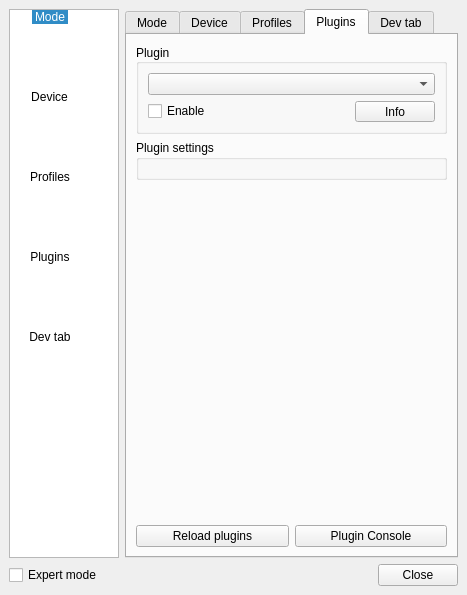
First picture: the form in Software/src/SettingsWindow.ui, repository Atarity/Lightpack, before the edit.
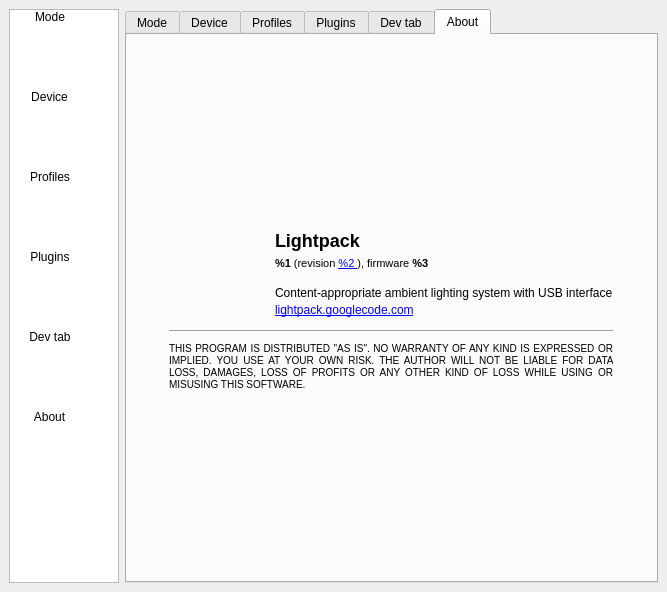
Second picture: the form after the edit. The open tabs and pages were chosen to show the change. Icons and pictures are not drawn. Custom widgets are drawn as their Qt base class.

Commit message: add last changes remove about dialog

Diff of the .ui file:
```diff
--- a/Software/src/SettingsWindow.ui
+++ b/Software/src/SettingsWindow.ui
@@ -7,8 +7,8 @@
    <rect>
     <x>0</x>
     <y>0</y>
-    <width>436</width>
-    <height>548</height>
+    <width>667</width>
+    <height>587</height>
    </rect>
   </property>
   <property name="windowTitle">
@@ -29,6 +29,112 @@
   </property>
   <widget class="QWidget" name="centralwidget">
    <layout class="QGridLayout" name="gridLayout_8">
+    <item row="1" column="0">
+     <widget class="QListWidget" name="listWidget">
+      <property name="minimumSize">
+       <size>
+        <width>110</width>
+        <height>0</height>
+       </size>
+      </property>
+      <property name="maximumSize">
+       <size>
+        <width>110</width>
+        <height>16777215</height>
+       </size>
+      </property>
+      <property name="iconSize">
+       <size>
+        <width>64</width>
+        <height>64</height>
+       </size>
+      </property>
+      <property name="textElideMode">
+       <enum>Qt::ElideLeft</enum>
+      </property>
+      <property name="movement">
+       <enum>QListView::Static</enum>
+      </property>
+      <property name="flow">
+       <enum>QListView::LeftToRight</enum>
+      </property>
+      <property name="isWrapping" stdset="0">
+       <bool>true</bool>
+      </property>
+      <property name="spacing">
+       <number>12</number>
+      </property>
+      <property name="gridSize">
+       <size>
+        <width>80</width>
+        <height>80</height>
+       </size>
+      </property>
+      <property name="viewMode">
+       <enum>QListView::IconMode</enum>
+      </property>
+      <property name="currentRow">
+       <number>-1</number>
+      </property>
+      <property name="sortingEnabled">
+       <bool>false</bool>
+      </property>
+      <item>
+       <property name="text">
+        <string>Mode</string>
+       </property>
+       <property name="icon">
+        <iconset resource="../res/LightpackResources.qrc">
+         <normaloff>:/icons/Lightpack.png</normaloff>:/icons/Lightpack.png</iconset>
+       </property>
+      </item>
+      <item>
+       <property name="text">
+        <string>Device</string>
+       </property>
+       <property name="icon">
+        <iconset resource="../res/LightpackResources.qrc">
+         <normaloff>:/icons/on.png</normaloff>:/icons/on.png</iconset>
+       </property>
+      </item>
+      <item>
+       <property name="text">
+        <string>Profiles</string>
+       </property>
+       <property name="icon">
+        <iconset resource="../res/LightpackResources.qrc">
+         <normaloff>:/icons/profiles.png</normaloff>:/icons/profiles.png</iconset>
+       </property>
+      </item>
+      <item>
+       <property name="text">
+        <string>Plugins</string>
+       </property>
+       <property name="icon">
+        <iconset resource="../res/LightpackResources.qrc">
+         <normaloff>:/icons/settings.png</normaloff>:/icons/settings.png</iconset>
+       </property>
+      </item>
+      <item>
+       <property name="text">
+        <string>Dev tab</string>
+       </property>
+       <property name="icon">
+        <iconset resource="../res/LightpackResources.qrc">
+         <normaloff>:/icons/lock.png</normaloff>:/icons/lock.png</iconset>
+       </property>
+      </item>
+      <item>
+       <property name="text">
+        <string>About</string>
+       </property>
+       <property name="icon">
+        <iconset resource="../res/LightpackResources.qrc">
+         <normaloff>:/icons/about.png</normaloff>:/icons/about.png</iconset>
+       </property>
+      </item>
+     </widget>
+    </item>
     <item row="1" column="1">
      <widget class="QTabWidget" name="tabWidget">
       <property name="sizePolicy">
@@ -44,7 +150,7 @@
        <enum>QTabWidget::Rounded</enum>
       </property>
       <property name="currentIndex">
-       <number>2</number>
+       <number>3</number>
       </property>
       <widget class="QWidget" name="tabSoftwareOptions">
        <property name="enabled">
@@ -145,7 +251,7 @@
         <item row="2" column="0">
          <widget class="QStackedWidget" name="stackedWidget_LightpackModes">
           <property name="currentIndex">
-           <number>0</number>
+           <number>1</number>
           </property>
           <widget class="QWidget" name="page">
            <layout class="QVBoxLayout" name="verticalLayout_12">
@@ -1231,6 +1337,19 @@
           </layout>
          </widget>
         </item>
+        <item>
+         <widget class="QCheckBox" name="checkBox_ExpertModeEnabled">
+          <property name="sizePolicy">
+           <sizepolicy hsizetype="Fixed" vsizetype="Fixed">
+            <horstretch>0</horstretch>
+            <verstretch>0</verstretch>
+           </sizepolicy>
+          </property>
+          <property name="text">
+           <string>Expert mode</string>
+          </property>
+         </widget>
+        </item>
         <item>
          <spacer name="verticalSpacer_3">
           <property name="orientation">
@@ -1247,14 +1366,20 @@
        </layout>
       </widget>
       <widget class="QWidget" name="tabPlugins">
+       <property name="sizePolicy">
+        <sizepolicy hsizetype="Expanding" vsizetype="Expanding">
+         <horstretch>0</horstretch>
+         <verstretch>0</verstretch>
+        </sizepolicy>
+       </property>
        <attribute name="title">
         <string>Plugins</string>
        </attribute>
        <layout class="QVBoxLayout" name="verticalLayout_14">
         <item>
-         <widget class="QGroupBox" name="groupBox_2">
+         <widget class="QListWidget" name="list_Plugins">
           <property name="sizePolicy">
-           <sizepolicy hsizetype="Preferred" vsizetype="Preferred">
+           <sizepolicy hsizetype="Expanding" vsizetype="MinimumExpanding">
             <horstretch>0</horstretch>
             <verstretch>0</verstretch>
            </sizepolicy>
@@ -1262,97 +1387,63 @@
           <property name="minimumSize">
            <size>
             <width>0</width>
-            <height>0</height>
+            <height>50</height>
            </size>
           </property>
-          <property name="maximumSize">
-           <size>
-            <width>1000</width>
-            <height>90</height>
-           </size>
+          <property name="layoutDirection">
+           <enum>Qt::LeftToRight</enum>
           </property>
-          <property name="title">
-           <string>Plugin</string>
+          <property name="showDropIndicator" stdset="0">
+           <bool>false</bool>
           </property>
-          <property name="alignment">
-           <set>Qt::AlignLeading|Qt::AlignLeft|Qt::AlignVCenter</set>
-          </property>
-          <property name="flat">
+          <property name="dragEnabled">
            <bool>false</bool>
           </property>
-          <layout class="QVBoxLayout" name="verticalLayout_11">
-           <item>
-            <widget class="QComboBox" name="cbPlugins">
-             <property name="sizePolicy">
-              <sizepolicy hsizetype="Preferred" vsizetype="Preferred">
-               <horstretch>0</horstretch>
-               <verstretch>0</verstretch>
-              </sizepolicy>
-             </property>
-            </widget>
-           </item>
-           <item>
-            <layout class="QHBoxLayout" name="horizontalLayout_8">
-             <item>
-              <widget class="QCheckBox" name="checkBox_PluginEnabled">
-               <property name="text">
-                <string>Enable</string>
-               </property>
-              </widget>
-             </item>
-             <item>
-              <spacer name="horizontalSpacer">
-               <property name="orientation">
-                <enum>Qt::Horizontal</enum>
-               </property>
-               <property name="sizeHint" stdset="0">
-                <size>
-                 <width>40</width>
-                 <height>20</height>
-                </size>
-               </property>
-              </spacer>
-             </item>
-             <item>
-              <widget class="QPushButton" name="pushButton_PluginInfo">
-               <property name="text">
-                <string>Info</string>
-               </property>
-              </widget>
-             </item>
-            </layout>
-           </item>
-          </layout>
-         </widget>
-        </item>
-        <item>
-         <widget class="QGroupBox" name="gbSettingBox">
-          <property name="minimumSize">
-           <size>
-            <width>0</width>
-            <height>40</height>
-           </size>
+          <property name="dragDropMode">
+           <enum>QAbstractItemView::NoDragDrop</enum>
           </property>
-          <property name="title">
-           <string>Plugin settings</string>
+          <property name="defaultDropAction">
+           <enum>Qt::IgnoreAction</enum>
           </property>
          </widget>
         </item>
-        <item>
-         <spacer name="verticalSpacer_8">
-          <property name="orientation">
-           <enum>Qt::Vertical</enum>
-          </property>
-          <property name="sizeHint" stdset="0">
-           <size>
-            <width>20</width>
-            <height>40</height>
-           </size>
-          </property>
-         </spacer>
-        </item>
         <item>
          <layout class="QHBoxLayout" name="horizontalLayout_9">
+          <item>
+           <widget class="QPushButton" name="pushButton_UpPriority">
+            <property name="text">
+             <string/>
+            </property>
+            <property name="icon">
+             <iconset resource="../res/LightpackResources.qrc">
+              <normaloff>:/icons/arrow_up.png</normaloff>:/icons/arrow_up.png</iconset>
+            </property>
+           </widget>
+          </item>
+          <item>
+           <widget class="QPushButton" name="pushButton_DownPriority">
+            <property name="text">
+             <string/>
+            </property>
+            <property name="icon">
+             <iconset resource="../res/LightpackResources.qrc">
+              <normaloff>:/icons/arrow_down.png</normaloff>:/icons/arrow_down.png</iconset>
+            </property>
+           </widget>
+          </item>
+          <item>
+           <spacer name="horizontalSpacer_3">
+            <property name="orientation">
+             <enum>Qt::Horizontal</enum>
+            </property>
+            <property name="sizeHint" stdset="0">
+             <size>
+              <width>40</width>
+              <height>20</height>
+             </size>
+            </property>
+           </spacer>
+          </item>
           <item>
            <widget class="QPushButton" name="pushButton">
             <property name="text">
@@ -1369,6 +1460,104 @@
           </item>
          </layout>
         </item>
+        <item>
+         <widget class="QTabWidget" name="tabPlugin">
+          <property name="currentIndex">
+           <number>1</number>
+          </property>
+          <widget class="QWidget" name="tabSettingsPlugin">
+           <attribute name="title">
+            <string>Plugin settings</string>
+           </attribute>
+           <layout class="QVBoxLayout" name="verticalLayout_2"/>
+          </widget>
+          <widget class="QWidget" name="tabInfoPlugin">
+           <attribute name="title">
+            <string>Info</string>
+           </attribute>
+           <layout class="QGridLayout" name="gridLayout_9">
+            <item row="2" column="0">
+             <widget class="QLabel" name="labePluginVersion">
+              <property name="text">
+               <string>Version:</string>
+              </property>
+              <property name="alignment">
+               <set>Qt::AlignRight|Qt::AlignTop|Qt::AlignTrailing</set>
+              </property>
+             </widget>
+            </item>
+            <item row="0" column="0">
+             <widget class="QLabel" name="labelPluginName">
+              <property name="text">
+               <string>Name:</string>
+              </property>
+              <property name="alignment">
+               <set>Qt::AlignRight|Qt::AlignTop|Qt::AlignTrailing</set>
+              </property>
+             </widget>
+            </item>
+            <item row="0" column="1">
+             <widget class="QLabel" name="label_PluginName">
+              <property name="text">
+               <string>TextLabel</string>
+              </property>
+             </widget>
+            </item>
+            <item row="1" column="1">
+             <widget class="QLabel" name="label_PluginAuthor">
+              <property name="text">
+               <string>TextLabel</string>
+              </property>
+             </widget>
+            </item>
+            <item row="2" column="1">
+             <widget class="QLabel" name="label_PluginVersion">
+              <property name="text">
+               <string>TextLabel</string>
+              </property>
+             </widget>
+            </item>
+            <item row="3" column="0">
+             <widget class="QLabel" name="labelPluginDecription">
+              <property name="text">
+               <string>Description:</string>
+              </property>
+              <property name="alignment">
+               <set>Qt::AlignRight|Qt::AlignTop|Qt::AlignTrailing</set>
+              </property>
+             </widget>
+            </item>
+            <item row="3" column="1">
+             <widget class="QTextBrowser" name="tb_PluginDescription">
+              <property name="sizePolicy">
+               <sizepolicy hsizetype="MinimumExpanding" vsizetype="MinimumExpanding">
+                <horstretch>0</horstretch>
+                <verstretch>0</verstretch>
+               </sizepolicy>
+              </property>
+             </widget>
+            </item>
+            <item row="1" column="0">
+             <widget class="QLabel" name="labelPluginAuthor">
+              <property name="text">
+               <string>Author:</string>
+              </property>
+              <property name="alignment">
+               <set>Qt::AlignRight|Qt::AlignTop|Qt::AlignTrailing</set>
+              </property>
+             </widget>
+            </item>
+            <item row="0" column="2" rowspan="3">
+             <widget class="QLabel" name="label_PluginIcon">
+              <property name="text">
+               <string>TextLabel</string>
+              </property>
+             </widget>
+            </item>
+           </layout>
+          </widget>
+         </widget>
+        </item>
        </layout>
       </widget>
       <widget class="QWidget" name="tabDevTab">
@@ -1644,145 +1833,340 @@
         </item>
        </layout>
       </widget>
+      <widget class="QWidget" name="tabAbout">
+       <attribute name="title">
+        <string>About</string>
+       </attribute>
+       <layout class="QGridLayout" name="gridLayout_10">
+        <item row="1" column="1">
+         <widget class="QWidget" name="widget" native="true">
+          <layout class="QGridLayout" name="gridLayout_11">
+           <item row="0" column="0">
+            <layout class="QHBoxLayout" name="horizontalLayout_10">
+             <item>
+              <layout class="QVBoxLayout" name="verticalLayout_11">
+               <item>
+                <spacer name="verticalSpacer_8">
+                 <property name="orientation">
+                  <enum>Qt::Vertical</enum>
+                 </property>
+                 <property name="sizeType">
+                  <enum>QSizePolicy::MinimumExpanding</enum>
+                 </property>
+                 <property name="sizeHint" stdset="0">
+                  <size>
+                   <width>20</width>
+                   <height>0</height>
+                  </size>
+                 </property>
+                </spacer>
+               </item>
+               <item>
+                <widget class="QLabel" name="label">
+                 <property name="minimumSize">
+                  <size>
+                   <width>100</width>
+                   <height>0</height>
+                  </size>
+                 </property>
+                 <property name="maximumSize">
+                  <size>
+                   <width>150</width>
+                   <height>150</height>
+                  </size>
+                 </property>
+                 <property name="text">
+                  <string/>
+                 </property>
+                 <property name="pixmap">
+                  <pixmap resource="../res/LightpackResources.qrc">:/icons/Lightpack.png</pixmap>
+                 </property>
+                 <property name="scaledContents">
+                  <bool>false</bool>
+                 </property>
+                 <property name="alignment">
+                  <set>Qt::AlignHCenter|Qt::AlignTop</set>
+                 </property>
+                </widget>
+               </item>
+               <item>
+                <spacer name="verticalSpacer_9">
+                 <property name="orientation">
+                  <enum>Qt::Vertical</enum>
+                 </property>
+                 <property name="sizeType">
+                  <enum>QSizePolicy::MinimumExpanding</enum>
+                 </property>
+                 <property name="sizeHint" stdset="0">
+                  <size>
+                   <width>20</width>
+                   <height>0</height>
+                  </size>
+                 </property>
+                </spacer>
+               </item>
+              </layout>
+             </item>
+             <item>
+              <layout class="QVBoxLayout" name="verticalLayout_15">
+               <property name="spacing">
+                <number>0</number>
+               </property>
+               <item>
+                <widget class="QLabel" name="label_2">
+                 <property name="minimumSize">
+                  <size>
+                   <width>0</width>
+                   <height>30</height>
+                  </size>
+                 </property>
+                 <property name="maximumSize">
+                  <size>
+                   <width>16777215</width>
+                   <height>30</height>
+                  </size>
+                 </property>
+                 <property name="text">
+                  <string>&lt;h2&gt;Lightpack&lt;/h2&gt;</string>
+                 </property>
+                 <property name="margin">
+                  <number>0</number>
+                 </property>
+                 <property name="textInteractionFlags">
+                  <set>Qt::LinksAccessibleByMouse|Qt::TextSelectableByMouse</set>
+                 </property>
+                </widget>
+               </item>
+               <item>
+                <widget class="QLabel" name="labelVersions">
+                 <property name="minimumSize">
+                  <size>
+                   <width>0</width>
+                   <height>15</height>
+                  </size>
+                 </property>
+                 <property name="maximumSize">
+                  <size>
+                   <width>16777215</width>
+                   <height>20</height>
+                  </size>
+                 </property>
+                 <property name="text">
+                  <string>&lt;!DOCTYPE HTML PUBLIC &quot;-//W3C//DTD HTML 4.0//EN&quot; &quot;http://www.w3.org/TR/REC-html40/strict.dtd&quot;&gt;
+&lt;html&gt;&lt;head&gt;&lt;meta name=&quot;qrichtext&quot; content=&quot;1&quot; /&gt;&lt;style type=&quot;text/css&quot;&gt;
+p, li { white-space: pre-wrap; }
+&lt;/style&gt;&lt;/head&gt;&lt;body style=&quot; font-family:'MS Shell Dlg 2'; font-size:8.25pt; font-weight:400; font-style:normal;&quot;&gt;
+&lt;p style=&quot; margin-top:0px; margin-bottom:0px; margin-left:0px; margin-right:0px; -qt-block-indent:0; text-indent:0px;&quot;&gt;&lt;span style=&quot; font-size:8pt; font-weight:600;&quot;&gt;%1&lt;/span&gt;&lt;span style=&quot; font-size:8pt;&quot;&gt; (revision &lt;/span&gt;&lt;a href=&quot;http://code.google.com/p/lightpack/source/detail?r=%2&quot;&gt;&lt;span style=&quot; font-size:8pt; text-decoration: underline; color:#0000ff;&quot;&gt;%2 &lt;/span&gt;&lt;/a&gt;&lt;span style=&quot; font-size:8pt;&quot;&gt;), firmware &lt;b&gt;%3&lt;/b&gt;&lt;/span&gt;&lt;/p&gt;&lt;/body&gt;&lt;/html&gt;</string>
+                 </property>
+                 <property name="scaledContents">
+                  <bool>true</bool>
+                 </property>
+                 <property name="margin">
+                  <number>0</number>
+                 </property>
+                 <property name="indent">
+                  <number>-1</number>
+                 </property>
+                 <property name="openExternalLinks">
+                  <bool>true</bool>
+                 </property>
+                 <property name="textInteractionFlags">
+                  <set>Qt::LinksAccessibleByMouse|Qt::TextSelectableByMouse</set>
+                 </property>
+                </widget>
+               </item>
+               <item>
+                <spacer name="verticalSpacer_10">
+                 <property name="orientation">
+                  <enum>Qt::Vertical</enum>
+                 </property>
+                 <property name="sizeType">
+                  <enum>QSizePolicy::Maximum</enum>
+                 </property>
+                 <property name="sizeHint" stdset="0">
+                  <size>
+                   <width>20</width>
+                   <height>15</height>
+                  </size>
+                 </property>
+                </spacer>
+               </item>
+               <item>
+                <widget class="QLabel" name="label_3">
+                 <property name="minimumSize">
+                  <size>
+                   <width>0</width>
+                   <height>0</height>
+                  </size>
+                 </property>
+                 <property name="maximumSize">
+                  <size>
+                   <width>16777215</width>
+                   <height>20</height>
+                  </size>
+                 </property>
+                 <property name="text">
+                  <string>Content-appropriate ambient lighting system with USB interface</string>
+                 </property>
+                 <property name="wordWrap">
+                  <bool>false</bool>
+                 </property>
+                 <property name="textInteractionFlags">
+                  <set>Qt::LinksAccessibleByMouse|Qt::TextSelectableByMouse</set>
+                 </property>
+                </widget>
+               </item>
+               <item>
+                <widget class="QLabel" name="label_8">
+                 <property name="minimumSize">
+                  <size>
+                   <width>0</width>
+                   <height>20</height>
+                  </size>
+                 </property>
+                 <property name="maximumSize">
+                  <size>
+                   <width>16777215</width>
+                   <height>20</height>
+                  </size>
+                 </property>
+                 <property name="text">
+                  <string>&lt;a href=&quot;http://lightpack.googlecode.com/&quot;&gt;lightpack.googlecode.com&lt;/a&gt;</string>
+                 </property>
+                 <property name="margin">
+                  <number>0</number>
+                 </property>
+                 <property name="openExternalLinks">
+                  <bool>true</bool>
+                 </property>
+                 <property name="textInteractionFlags">
+                  <set>Qt::LinksAccessibleByMouse|Qt::TextSelectableByMouse</set>
+                 </property>
+                </widget>
+               </item>
+               <item>
+                <spacer name="verticalSpacer_11">
+                 <property name="orientation">
+                  <enum>Qt::Vertical</enum>
+                 </property>
+                 <property name="sizeType">
+                  <enum>QSizePolicy::Minimum</enum>
+                 </property>
+                 <property name="sizeHint" stdset="0">
+                  <size>
+                   <width>20</width>
+                   <height>0</height>
+                  </size>
+                 </property>
+                </spacer>
+               </item>
+              </layout>
+             </item>
+            </layout>
+           </item>
+           <item row="1" column="0">
+            <widget class="Line" name="line">
+             <property name="minimumSize">
+              <size>
+               <width>0</width>
+               <height>10</height>
+              </size>
+             </property>
+             <property name="maximumSize">
+              <size>
+               <width>16777215</width>
+               <height>10</height>
+              </size>
+             </property>
+             <property name="orientation">
+              <enum>Qt::Horizontal</enum>
+             </property>
+            </widget>
+           </item>
+           <item row="2" column="0">
+            <widget class="QLabel" name="label_4">
+             <property name="sizePolicy">
+              <sizepolicy hsizetype="Minimum" vsizetype="Preferred">
+               <horstretch>0</horstretch>
+               <verstretch>0</verstretch>
+              </sizepolicy>
+             </property>
+             <property name="minimumSize">
+              <size>
+               <width>0</width>
+               <height>0</height>
+              </size>
+             </property>
+             <property name="text">
+              <string>&lt;small&gt;THIS PROGRAM IS DISTRIBUTED &quot;AS IS&quot;. NO WARRANTY OF ANY KIND IS EXPRESSED OR IMPLIED. YOU USE AT YOUR OWN RISK. THE AUTHOR WILL NOT BE LIABLE FOR DATA LOSS, DAMAGES, LOSS OF PROFITS OR ANY OTHER KIND OF LOSS WHILE USING OR MISUSING THIS SOFTWARE.&lt;/small&gt;</string>
+             </property>
+             <property name="alignment">
+              <set>Qt::AlignJustify|Qt::AlignVCenter</set>
+             </property>
+             <property name="wordWrap">
+              <bool>true</bool>
+             </property>
+            </widget>
+           </item>
+          </layout>
+         </widget>
+        </item>
+        <item row="0" column="1">
+         <spacer name="verticalSpacer_12">
+          <property name="orientation">
+           <enum>Qt::Vertical</enum>
+          </property>
+          <property name="sizeHint" stdset="0">
+           <size>
+            <width>20</width>
+            <height>40</height>
+           </size>
+          </property>
+         </spacer>
+        </item>
+        <item row="1" column="0">
+         <spacer name="horizontalSpacer">
+          <property name="orientation">
+           <enum>Qt::Horizontal</enum>
+          </property>
+          <property name="sizeHint" stdset="0">
+           <size>
+            <width>40</width>
+            <height>20</height>
+           </size>
+          </property>
+         </spacer>
+        </item>
+        <item row="1" column="2">
+         <spacer name="horizontalSpacer_4">
+          <property name="orientation">
+           <enum>Qt::Horizontal</enum>
+          </property>
+          <property name="sizeHint" stdset="0">
+           <size>
+            <width>40</width>
+            <height>20</height>
+           </size>
+          </property>
+         </spacer>
+        </item>
+        <item row="2" column="1">
+         <spacer name="verticalSpacer_13">
+          <property name="orientation">
+           <enum>Qt::Vertical</enum>
+          </property>
+          <property name="sizeHint" stdset="0">
+           <size>
+            <width>20</width>
+            <height>40</height>
+           </size>
+          </property>
+         </spacer>
+        </item>
+       </layout>
+      </widget>
      </widget>
     </item>
-    <item row="1" column="0">
-     <widget class="QListWidget" name="listWidget">
-      <property name="minimumSize">
-       <size>
-        <width>110</width>
-        <height>0</height>
-       </size>
-      </property>
-      <property name="maximumSize">
-       <size>
-        <width>110</width>
-        <height>16777215</height>
-       </size>
-      </property>
-      <property name="iconSize">
-       <size>
-        <width>64</width>
-        <height>64</height>
-       </size>
-      </property>
-      <property name="textElideMode">
-       <enum>Qt::ElideLeft</enum>
-      </property>
-      <property name="movement">
-       <enum>QListView::Static</enum>
-      </property>
-      <property name="flow">
-       <enum>QListView::LeftToRight</enum>
-      </property>
-      <property name="isWrapping" stdset="0">
-       <bool>true</bool>
-      </property>
-      <property name="spacing">
-       <number>12</number>
-      </property>
-      <property name="gridSize">
-       <size>
-        <width>80</width>
-        <height>80</height>
-       </size>
-      </property>
-      <property name="viewMode">
-       <enum>QListView::IconMode</enum>
-      </property>
-      <property name="currentRow">
-       <number>0</number>
-      </property>
-      <property name="sortingEnabled">
-       <bool>false</bool>
-      </property>
-      <item>
-       <property name="text">
-        <string>Mode</string>
-       </property>
-       <property name="icon">
-        <iconset resource="../res/LightpackResources.qrc">
-         <normaloff>:/icons/Lightpack.png</normaloff>:/icons/Lightpack.png</iconset>
-       </property>
-      </item>
-      <item>
-       <property name="text">
-        <string>Device</string>
-       </property>
-       <property name="icon">
-        <iconset resource="../res/LightpackResources.qrc">
-         <normaloff>:/icons/on.png</normaloff>:/icons/on.png</iconset>
-       </property>
-      </item>
-      <item>
-       <property name="text">
-        <string>Profiles</string>
-       </property>
-       <property name="icon">
-        <iconset resource="../res/LightpackResources.qrc">
-         <normaloff>:/icons/profiles.png</normaloff>:/icons/profiles.png</iconset>
-       </property>
-      </item>
-      <item>
-       <property name="text">
-        <string>Plugins</string>
-       </property>
-       <property name="icon">
-        <iconset resource="../res/LightpackResources.qrc">
-         <normaloff>:/icons/about.png</normaloff>:/icons/about.png</iconset>
-       </property>
-      </item>
-      <item>
-       <property name="text">
-        <string>Dev tab</string>
-       </property>
-       <property name="icon">
-        <iconset resource="../res/LightpackResources.qrc">
-         <normaloff>:/icons/lock.png</normaloff>:/icons/lock.png</iconset>
-       </property>
-      </item>
-     </widget>
-    </item>
-    <item row="2" column="0" colspan="2">
-     <layout class="QHBoxLayout" name="horizontalLayout">
-      <item>
-       <widget class="QCheckBox" name="checkBox_ExpertModeEnabled">
-        <property name="sizePolicy">
-         <sizepolicy hsizetype="Fixed" vsizetype="Fixed">
-          <horstretch>0</horstretch>
-          <verstretch>0</verstretch>
-         </sizepolicy>
-        </property>
-        <property name="text">
-         <string>Expert mode</string>
-        </property>
-       </widget>
-      </item>
-      <item>
-       <spacer name="horizontalSpacer_2">
-        <property name="orientation">
-         <enum>Qt::Horizontal</enum>
-        </property>
-        <property name="sizeHint" stdset="0">
-         <size>
-          <width>37</width>
-          <height>17</height>
-         </size>
-        </property>
-       </spacer>
-      </item>
-      <item>
-       <widget class="QPushButton" name="pushButton_Close">
-        <property name="text">
-         <string>Close</string>
-        </property>
-        <property name="flat">
-         <bool>false</bool>
-        </property>
-       </widget>
-      </item>
-     </layout>
-    </item>
    </layout>
   </widget>
  </widget>
```
Left out of the diff: 62 changed lines with no effect on the pictures. The commit also changes 23 other files.
